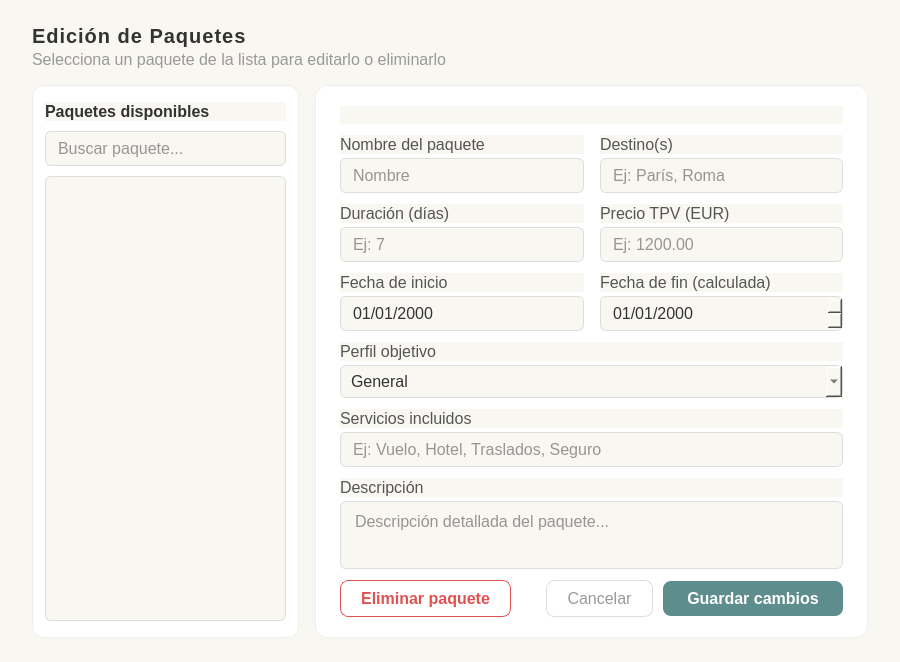
laraanton/InSo, file src/vista/ui/vistaEditar.ui: the form before one commit.
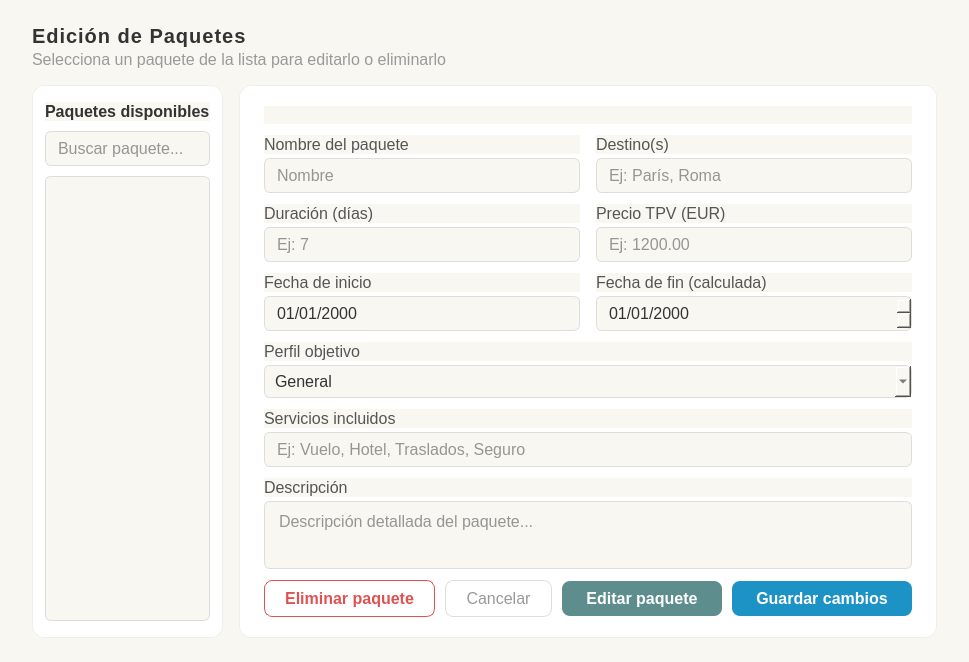
The form after the commit.

```diff
--- a/src/vista/ui/vistaEditar.ui
+++ b/src/vista/ui/vistaEditar.ui
@@ -82,7 +82,7 @@
 QListWidget::item:hover {
     background-color: #f0f5f5;
 }
-QPushButton#btnGuardarCambios {
+QPushButton#btnEditar {
     background-color: #5e8d8d;
     border: none;
     border-radius: 8px;
@@ -94,6 +94,18 @@
 QPushButton#btnGuardarCambios:hover {
     background-color: #4a7474;
 }
+QPushButton#btnGuardarCambios {
+    background-color: #1d93c5;
+    border: none;
+    border-radius: 8px;
+    padding: 8px 24px;
+    font-size: 16px;
+    font-weight: bold;
+    color: white;
+}
+QPushButton#btnGuardarCambios:hover {
+    background-color: #185fa5;
+}
 QPushButton#btnEliminar {
     background-color: transparent;
     border: 1px solid #e05252;
@@ -379,6 +391,15 @@
            </widget>
           </item>
           <item>
+           <!-- Visible por defecto: igual que btnEditarPerfil en AjustesCuenta -->
+           <widget class="QPushButton" name="btnEditar">
+            <property name="text"><string>Editar paquete</string></property>
+            <property name="cursor"><cursorShape>PointingHandCursor</cursorShape></property>
+            <property name="visible"><bool>true</bool></property>
+           </widget>
+          </item>
+          <item>
+           <!-- Oculto por defecto: igual que btnGuardarPerfil en AjustesCuenta -->
            <widget class="QPushButton" name="btnGuardarCambios">
             <property name="text"><string>Guardar cambios</string></property>
             <property name="cursor"><cursorShape>PointingHandCursor</cursorShape></property>
```
Left out of the diff: 3 changed lines with no effect on the pictures.
